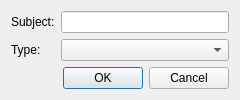
Qt form app/AstroCameraRemote/Sequencer_CreateNewDialog.ui (blackphil/AstroCameraRemote) before a commit.
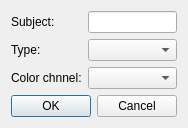
The same form after that commit.

Commit message: Implemented first version of the image grabber; added color channel to protocol data.

Diff of the .ui file:
```diff
--- a/app/AstroCameraRemote/Sequencer_CreateNewDialog.ui
+++ b/app/AstroCameraRemote/Sequencer_CreateNewDialog.ui
@@ -6,8 +6,8 @@
    <rect>
     <x>0</x>
     <y>0</y>
-    <width>240</width>
-    <height>93</height>
+    <width>174</width>
+    <height>125</height>
    </rect>
   </property>
   <property name="windowTitle">
@@ -34,7 +34,7 @@
    <item row="1" column="1">
     <widget class="QComboBox" name="type"/>
    </item>
-   <item row="2" column="0" colspan="2">
+   <item row="4" column="0" colspan="2">
     <widget class="QDialogButtonBox" name="buttonBox">
      <property name="orientation">
       <enum>Qt::Horizontal</enum>
@@ -44,6 +44,16 @@
      </property>
     </widget>
    </item>
+   <item row="2" column="0">
+    <widget class="QLabel" name="label_3">
+     <property name="text">
+      <string>Color chnnel:</string>
+     </property>
+    </widget>
+   </item>
+   <item row="2" column="1">
+    <widget class="QComboBox" name="colorChannel"/>
+   </item>
   </layout>
  </widget>
  <resources/>
```
The commit also changes 18 other files.
